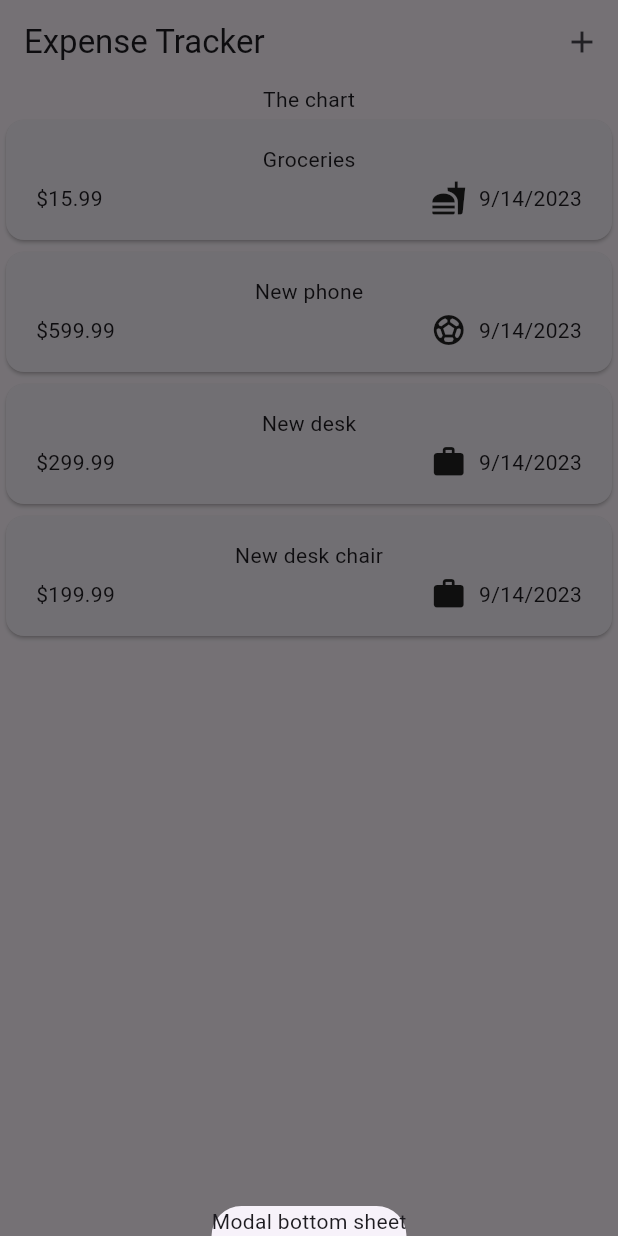
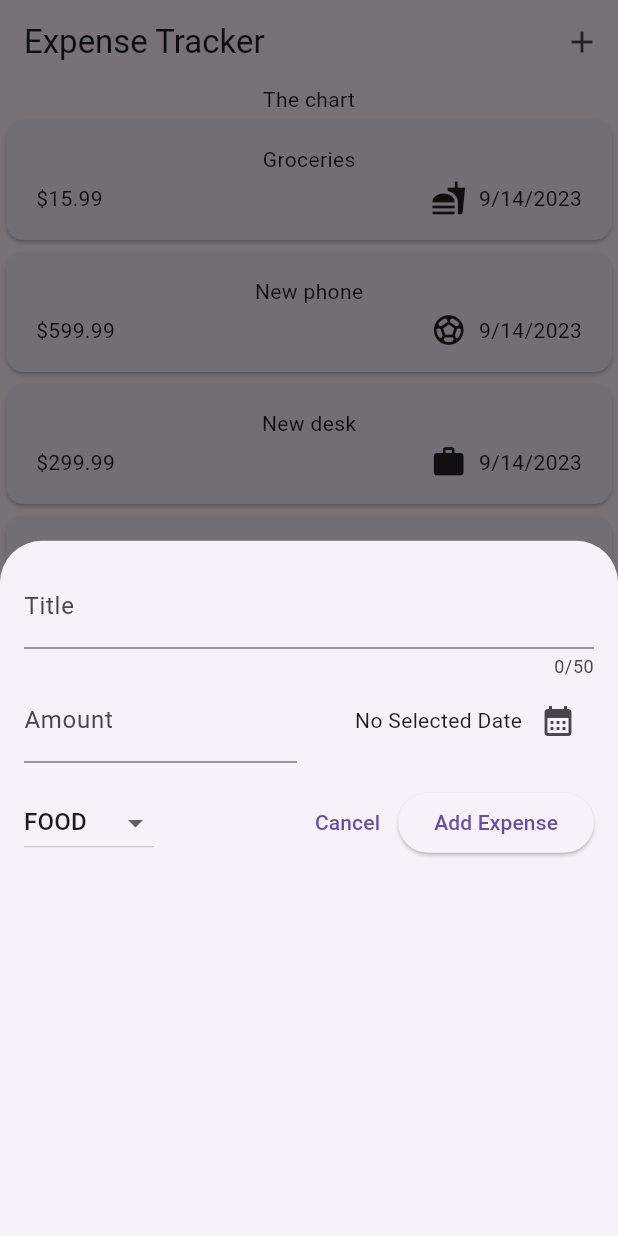
Before and after one commit to Joexwilly/expense_tracker, a Flutter app: the screen it shows after launch, after a tap on the "add" icon, on a phone screen of 412 x 824 dp. Run offline on Flutter 3.47's test engine with Material 2 defaults, Android fonts, the phone set to English and light mode, and no system bars.

Commit message:
added ategory dropdown to Add Expense

```diff
--- a/lib/expenses.dart
+++ b/lib/expenses.dart
@@ -1,5 +1,6 @@
 import 'package:expense_tracker/widgets/expenses_list/expenses_list.dart';
 import 'package:expense_tracker/models/expense.dart';
+import 'package:expense_tracker/widgets/new_expense.dart';
 import 'package:flutter/material.dart';
 
 class Expenses extends StatefulWidget {
@@ -35,7 +36,9 @@ class _ExpensesState extends State<Expenses> {
 
   void _openAddExpenseOverlay() {
     showModalBottomSheet(
-        context: context, builder: (ctx) => Text('Modal bottom sheet'));
+      context: context,
+      builder: (ctx) => const NewExpense(),
+    );
   }
 
   @override
--- /dev/null
+++ b/lib/widgets/new_expense.dart
@@ -0,0 +1,133 @@
+import 'package:expense_tracker/models/expense.dart';
+import 'package:flutter/material.dart';
+
+class NewExpense extends StatefulWidget {
+  const NewExpense({super.key});
+
+  @override
+  State<NewExpense> createState() => _NewExpenseState();
+}
+
+class _NewExpenseState extends State<NewExpense> {
+  final _titleController = TextEditingController();
+  final _amountController = TextEditingController();
+  DateTime? _selectedDate;
+  Category _selectedCategory = Category.food;
+
+  void _presentDataPicker() async {
+    final now = DateTime.now();
+    final firstDate = DateTime(now.year - 1, now.month, now.day);
+    final pickedDate = await showDatePicker(
+        context: context,
+        initialDate: now,
+        firstDate: firstDate,
+        lastDate: now);
+
+    setState(() {
+      _selectedDate = pickedDate;
+    });
+  }
+
+  @override
+  void dispose() {
+    // TODO: implement dispose
+    _titleController.dispose();
+    _amountController.dispose();
+    super.dispose();
+  }
+
+  // var _enteredTitle = '';
+  // void _saveTitleInput(String inputValue) {
+  //   _enteredTitle = inputValue;
+  // }
+
+  @override
+  Widget build(BuildContext context) {
+    return Padding(
+      padding: EdgeInsets.all(16),
+      child: Column(
+        children: [
+          TextField(
+            controller: _titleController,
+            maxLength: 50,
+            decoration: const InputDecoration(
+              labelText: 'Title',
+            ),
+          ),
+          Row(
+            children: [
+              Expanded(
+                child: TextField(
+                  controller: _amountController,
+                  keyboardType: TextInputType.number,
+                  decoration: const InputDecoration(
+                    prefixText: '\$',
+                    labelText: 'Amount',
+                  ),
+                ),
+              ),
+              const SizedBox(
+                width: 16,
+              ),
+              Expanded(
+                child: Row(
+                  mainAxisAlignment: MainAxisAlignment.end,
+                  crossAxisAlignment: CrossAxisAlignment.center,
+                  children: [
+                    Text(_selectedDate == null
+                        ? 'No Selected Date'
+                        : formatter.format(_selectedDate!)),
+                    IconButton(
+                      onPressed: _presentDataPicker,
+                      icon: const Icon(Icons.calendar_month),
+                    ),
+                  ],
+                ),
+              ),
+            ],
+          ),
+          const SizedBox(
+            height: 16,
+          ),
+          Row(
+            children: [
+              DropdownButton(
+                  value: _selectedCategory,
+                  items: Category.values
+                      .map(
+                        (category) => DropdownMenuItem(
+                          value: category,
+                          child: Text(category.name.toUpperCase()),
+                        ),
+                      )
+                      .toList(),
+                  onChanged: (value) {
+                    if (value == null) {
+                      return;
+                    }
+                    setState(() {
+                      _selectedCategory = value;
+                    });
+                    print(value);
+                  }),
+              const Spacer(),
+              TextButton(
+                onPressed: () {
+                  Navigator.pop(context);
+                },
+                child: const Text('Cancel'),
+              ),
+              ElevatedButton(
+                onPressed: () {
+                  print(_titleController.text);
+                  print(_amountController.text);
+                },
+                child: const Text('Add Expense'),
+              ),
+            ],
+          )
+        ],
+      ),
+    );
+  }
+}
```
